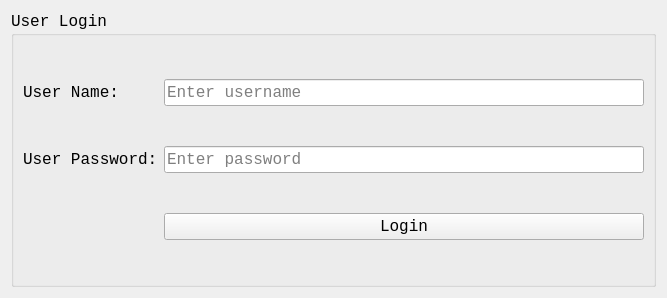
First picture: the form in login.ui, repository mostafa20223/Clinical_Project, before the edit.
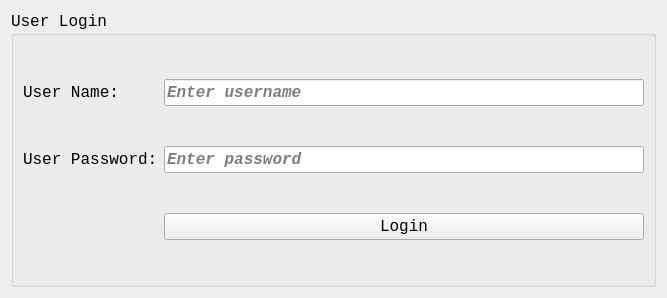
Second picture: the form after the edit.

Diff of the .ui file:
```diff
--- a/login.ui
+++ b/login.ui
@@ -50,6 +50,9 @@
          <font>
           <family>Courier New</family>
           <pointsize>12</pointsize>
+          <weight>75</weight>
+          <italic>true</italic>
+          <bold>true</bold>
          </font>
         </property>
         <property name="placeholderText">
@@ -76,6 +79,9 @@
          <font>
           <family>Courier New</family>
           <pointsize>12</pointsize>
+          <weight>75</weight>
+          <italic>true</italic>
+          <bold>true</bold>
          </font>
         </property>
         <property name="echoMode">
```
